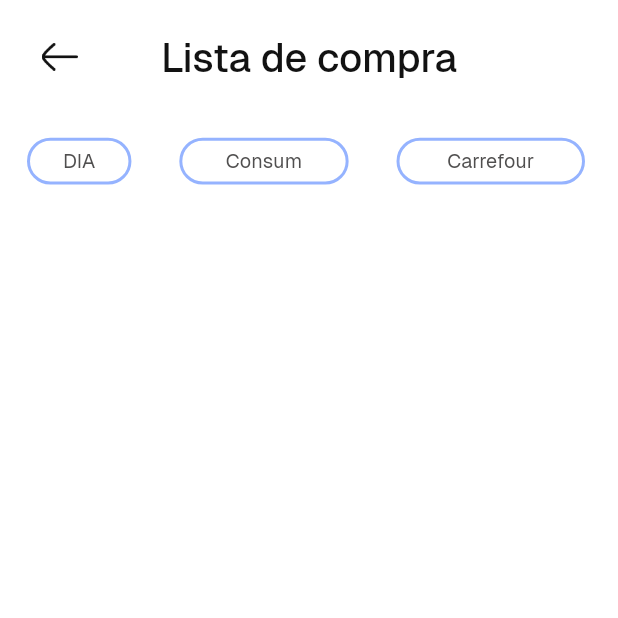
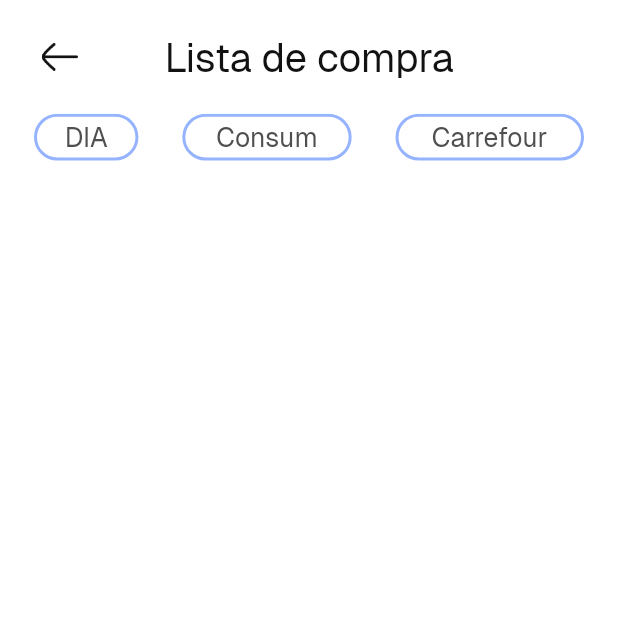
Before and after one commit to QuinoCode/Prizo, a Flutter app: the ListaCompraInterfaz screen opened directly with empty values, on a phone screen of 412 x 824 dp, the top half of it. Run offline on Flutter 3.47's test engine with Material 3 defaults, Android fonts, the phone set to English and light mode, and no system bars; our stand-ins replace diacritic, location, sqflite; missing offline and left inert: map_launcher, mobile_scanner; accounts and stored records are empty; key blocks and very long unbroken strings in the code were emptied for the run.

Commit message:
[All over the place] Fuentes tamaños etc
Ajustados fuentes y tamaños de muchos sitios

```diff
--- a/lib/features/escaner/presentation/interfaz_scanner.dart
+++ b/lib/features/escaner/presentation/interfaz_scanner.dart
@@ -148,7 +148,7 @@
                       'Escanear',
                       style:  TextStyle(
                         fontFamily: 'Geist',
-                        fontSize: MediaQuery.of(context).size.shortestSide * 0.065,
+                        fontSize: MediaQuery.of(context).size.shortestSide * 0.0644,
                         fontWeight: FontWeight.w400,
                         color: const Color(0xFF121212),
                       ),
--- a/lib/features/filtro_busqueda/filtro_busqueda.dart
+++ b/lib/features/filtro_busqueda/filtro_busqueda.dart
@@ -47,7 +47,7 @@
           backgroundColor: Colors.white,
           title: Padding(
             padding: const EdgeInsets.fromLTRB(0, 20, 0, 0),
-            child: Text('Filtrar', style: TextStyle(fontFamily: 'Geist', fontSize: MediaQuery.of(context).size.shortestSide * 0.0966, fontWeight: FontWeight.w500)),
+            child: Text('Filtrar', style: TextStyle(fontFamily: 'Geist', fontSize: MediaQuery.of(context).size.shortestSide * 0.0644, fontWeight: FontWeight.w400)),
           ),
           centerTitle: true,
           actions: [
--- a/lib/features/lista_compra/presentation/lista_compra_interfaz.dart
+++ b/lib/features/lista_compra/presentation/lista_compra_interfaz.dart
@@ -101,20 +101,19 @@
         centerTitle: true,
         toolbarHeight: MediaQuery.of(context).size.longestSide * 0.092,
         backgroundColor: Colors.white,
-        titleTextStyle: TextStyle(color: Color.fromARGB(255,18,18,18), fontFamily: 'Geist', fontSize: MediaQuery.of(context).size.shortestSide * 0.0644, fontWeight: FontWeight.w500),
+        titleTextStyle: TextStyle(color: Color.fromARGB(255,18,18,18), fontFamily: 'Geist', fontSize: MediaQuery.of(context).size.shortestSide * 0.0644, fontWeight: FontWeight.w400),
       ),
       body: SafeArea(
-        child: Padding(
-          padding: EdgeInsets.fromLTRB(18,16,15,16),
         child: Column(
           crossAxisAlignment: CrossAxisAlignment.start,
           children: [
             Padding(
-                padding: EdgeInsets.fromLTRB(0,0,7,0),
+              padding: EdgeInsets.symmetric(horizontal: MediaQuery.of(context).size.shortestSide * 0.0550),
               child: Row(
                 mainAxisSize: MainAxisSize.max,
                 mainAxisAlignment: MainAxisAlignment.spaceBetween,
                 children: [
+                  // Dia button
                   SizedBox(
                     height: MediaQuery.of(context).size.longestSide * 0.0379,
                     width: MediaQuery.of(context).size.shortestSide * 0.169,
@@ -128,7 +127,7 @@
                         side: BorderSide(color: Color.fromARGB(255,149,179,255),width: 2),
                       ),
                       child: Text('DIA',
-                          style: TextStyle(fontFamily: 'Geist', fontSize: MediaQuery.of(context).size.shortestSide * 0.0322, fontWeight: FontWeight.w400)
+                        style: TextStyle(fontFamily: 'Geist', fontSize: MediaQuery.of(context).size.shortestSide * 0.04293, fontWeight: FontWeight.w400)
                       ),
                     ),
                   ),
@@ -145,7 +144,7 @@
                         side: BorderSide(color: Color(0xFF95B3FF),width: 2),
                       ),
                       child: Text('Consum',
-                          style: TextStyle(fontFamily: 'Geist', fontSize: MediaQuery.of(context).size.shortestSide * 0.0322, fontWeight: FontWeight.w400)
+                        style: TextStyle(fontFamily: 'Geist', fontSize: MediaQuery.of(context).size.shortestSide * 0.04293, fontWeight: FontWeight.w400)
                       ),
                     ),
                   ),
@@ -162,16 +161,18 @@
                         side: BorderSide(color: Color(0xFF95B3FF),width: 2),
                       ),
                       child: Text('Carrefour',
-                          style: TextStyle(fontFamily: 'Geist', fontSize: MediaQuery.of(context).size.shortestSide * 0.0322, fontWeight: FontWeight.w400)
+                        style: TextStyle(fontFamily: 'Geist', fontSize: MediaQuery.of(context).size.shortestSide * 0.04293, fontWeight: FontWeight.w400)
                       ),
                     ),
                   ),
                 ],
               ),
             ),
-              SizedBox(height: MediaQuery.of(context).size.longestSide * 0.018),
+            SizedBox(height: MediaQuery.of(context).size.longestSide * 0.034),
             // Scrollable list
-              Expanded(
+            Padding(
+              padding: EdgeInsets.symmetric(horizontal: MediaQuery.of(context).size.shortestSide * 0.0550),
+              child: Expanded(
                   child: SingleChildScrollView(
                       child: ListView.builder(
                         shrinkWrap: true,
@@ -179,7 +180,9 @@
                         itemCount: _productos.length,
                         itemBuilder: (context, index) {
                           final producto = _productos[index];
-                          return Dismissible(
+                          return Padding(
+                            padding: EdgeInsets.symmetric(vertical: MediaQuery.of(context).size.longestSide * 0.0118),
+                            child: Dismissible(
                               key: Key(productoService.generarClave(producto)),
                               direction: DismissDirection.startToEnd,
                               onDismissed: (direction) {
@@ -194,13 +197,14 @@
                                 child: ImageIcon(AssetImage('assets/icons/basura.png'), size: MediaQuery.of(context).size.shortestSide * 0.0872)
                               ),
                               child: StatefulStoreItem(producto: producto, onAction: () => fetchAndStoreProductos(db))
+                                                    ),
                           );
                         },
                       ),
                   )
+              ),
             )
           ],
-          ),
         ),
       ),
     );
--- a/lib/features/pantalla_inicio/presentation/pantalla_inicio_interfaz.dart
+++ b/lib/features/pantalla_inicio/presentation/pantalla_inicio_interfaz.dart
@@ -142,6 +142,9 @@
     final String currentDay = DateFormat.EEEE('es_ES').format(DateTime.now());
 
     return Scaffold(
+      appBar: AppBar(backgroundColor:
+    Colors.white,
+      toolbarHeight: MediaQuery.of(context).size.longestSide * 0.002,),
       body: Container(
         color: Colors.white,
         child: SingleChildScrollView(
```
Lines whose indentation alone changed are shown as unchanged.
